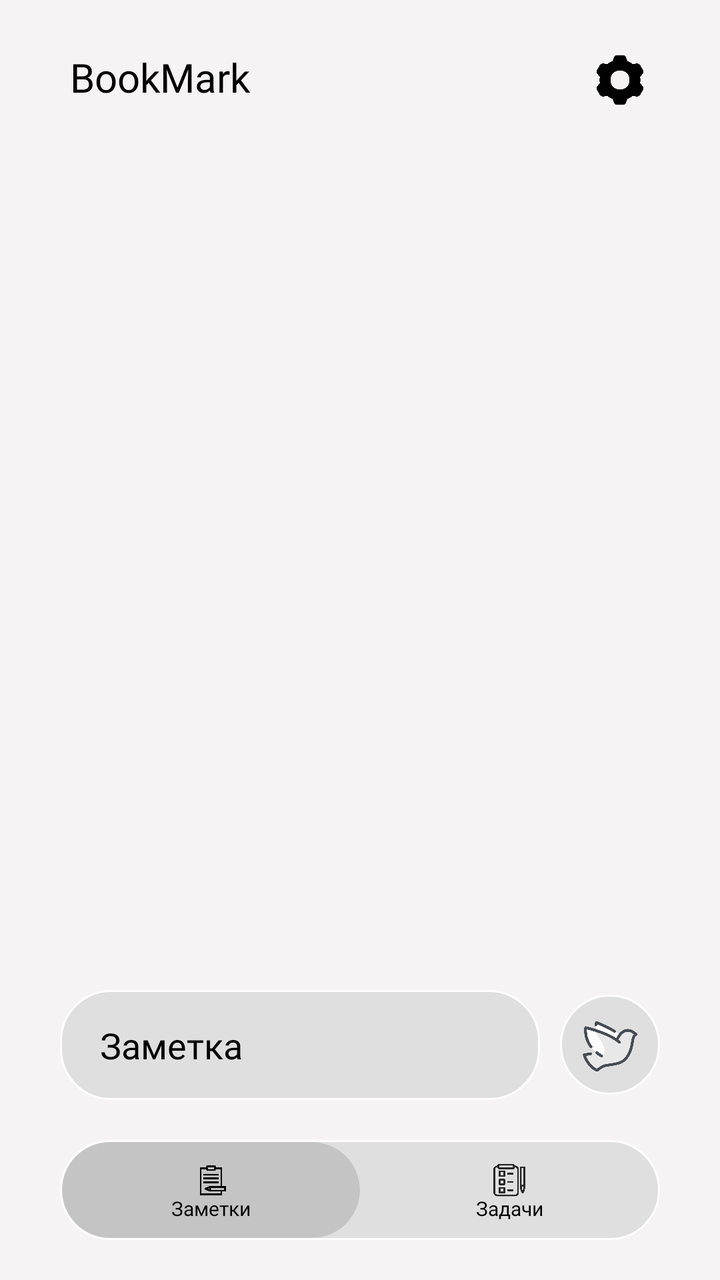
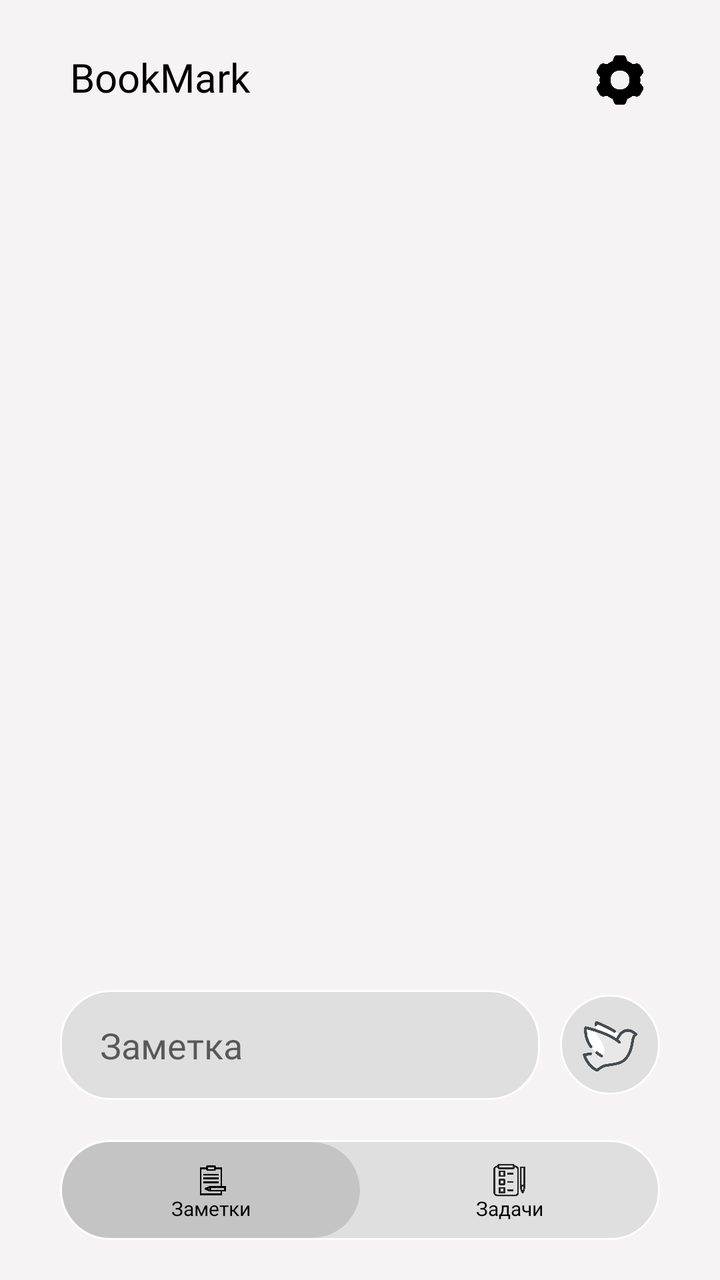

Two renders of the same Android screen: before a commit and after it. Below are the layout's source before the change and the commit's diff.
<!-- AndroidManifest.xml: application theme Theme.BookMark -->
<!-- res/layout/activity_main.xml -->
<?xml version="1.0" encoding="utf-8"?>
<androidx.constraintlayout.widget.ConstraintLayout xmlns:android="http://schemas.android.com/apk/res/android"
    xmlns:app="http://schemas.android.com/apk/res-auto"
    xmlns:tools="http://schemas.android.com/tools"
    android:layout_width="match_parent"
    android:layout_height="match_parent"
    android:background="?attr/background"
    android:fitsSystemWindows="true"
    tools:context=".activity.MainActivity">

    <LinearLayout
        android:id="@+id/headerLayout"
        android:layout_width="match_parent"
        android:layout_height="60dp"
        android:layout_marginTop="10dp"
        android:padding="15dp"
        android:layout_marginHorizontal="20dp"
        app:layout_constraintEnd_toEndOf="parent"
        app:layout_constraintStart_toStartOf="parent"
        app:layout_constraintTop_toTopOf="parent">

        <TextView
            android:layout_width="wrap_content"
            android:layout_height="wrap_content"
            android:layout_weight="1"
            android:fontFamily="@font/samsungone800c"
            android:text="BookMark"
            android:textColor="?attr/appName"
            android:textSize="20dp" />

        <ImageView
            android:id="@+id/btnSettings"
            android:layout_width="30dp"
            android:layout_height="30dp"
            android:src="?attr/btnSettings" />

    </LinearLayout>

    <androidx.fragment.app.FragmentContainerView
        android:id="@+id/fragment_container_view"
        android:layout_width="match_parent"
        android:layout_height="0dp"
        android:layout_marginStart="30dp"
        android:layout_marginEnd="30dp"
        app:layout_constraintTop_toBottomOf="@id/headerLayout"
        app:layout_constraintBottom_toTopOf="@id/footerLayout"
        app:layout_constraintStart_toStartOf="parent"
        app:layout_constraintEnd_toEndOf="parent" />

    <LinearLayout
        android:id="@+id/footerLayout"
        android:layout_width="match_parent"
        android:layout_height="wrap_content"
        android:layout_marginHorizontal="30dp"
        android:gravity="center_vertical"
        android:orientation="horizontal"
        android:layout_marginBottom="20dp"
        app:layout_constraintBottom_toTopOf="@+id/linearLayout3"
        app:layout_constraintEnd_toEndOf="parent"
        app:layout_constraintStart_toStartOf="parent">

        <EditText
            android:id="@+id/etBookMark"
            android:layout_width="0dp"
            android:layout_height="wrap_content"
            android:layout_marginEnd="10dp"
            android:layout_weight="1"
            android:background="?attr/editTextBackground"
            android:fontFamily="@font/samsungone600c"
            android:hint="Заметка"
            android:inputType="textCapSentences|textMultiLine"
            android:maxHeight="90dp"
            android:maxLength="560"
            android:minHeight="55dp"
            android:padding="10dp"
            android:paddingStart="20dp"
            android:textColor="?attr/appName"
            android:textColorHint="?attr/appName" />

        <ImageView
            android:id="@+id/btnSend"
            android:layout_width="50dp"
            android:layout_height="50dp"
            android:background="?attr/editTextBackground"
            android:padding="10dp"
            android:src="@drawable/btn_send" />

    </LinearLayout>

    <LinearLayout
        android:id="@+id/linearLayout3"
        android:layout_width="match_parent"
        android:layout_height="50dp"
        android:layout_marginHorizontal="30dp"
        android:layout_marginBottom="20dp"
        android:background="?attr/editTextBackground"
        android:orientation="horizontal"
        android:paddingVertical="1dp"
        android:paddingHorizontal="1dp"
        app:layout_constraintBottom_toBottomOf="parent"
        app:layout_constraintEnd_toEndOf="parent"
        app:layout_constraintStart_toStartOf="parent">

        <FrameLayout
            android:id="@+id/card_notes"
            android:layout_width="match_parent"
            android:layout_height="match_parent"
            android:layout_weight="1">
            <androidx.cardview.widget.CardView
                android:id="@+id/bg_notes"
                android:layout_width="match_parent"
                android:layout_height="match_parent"
                app:cardBackgroundColor="@color/aluminum"
                app:cardElevation="0dp"
                app:cardMaxElevation="0dp"
                app:cardCornerRadius="200dp" />
            <androidx.constraintlayout.widget.ConstraintLayout
                android:layout_width="match_parent"
                android:layout_height="match_parent">
                <ImageView
                    android:id="@+id/btn_notes"
                    android:layout_width="15dp"
                    android:layout_height="15dp"
                    android:layout_marginBottom="10dp"
                    app:layout_constraintBottom_toBottomOf="parent"
                    app:layout_constraintEnd_toEndOf="parent"
                    app:layout_constraintStart_toStartOf="parent"
                    app:layout_constraintTop_toTopOf="parent"
                    app:srcCompat="?attr/btnNotes" />
                <TextView
                    android:layout_width="wrap_content"
                    android:layout_height="wrap_content"
                    android:fontFamily="@font/samsungone800c"
                    android:text="Заметки"
                    android:textColor="?attr/appName"
                    android:textSize="10dp"
                    android:layout_marginBottom="8dp"
                    app:layout_constraintBottom_toBottomOf="parent"
                    app:layout_constraintEnd_toEndOf="@+id/btn_notes"
                    app:layout_constraintStart_toStartOf="@+id/btn_notes" />
            </androidx.constraintlayout.widget.ConstraintLayout>
        </FrameLayout>

        <FrameLayout
            android:id="@+id/card_tasks"
            android:layout_width="match_parent"
            android:layout_height="match_parent"
            android:layout_weight="1">
            <androidx.cardview.widget.CardView
                android:id="@+id/bg_tasks"
                android:layout_width="match_parent"
                android:layout_height="match_parent"
                app:cardBackgroundColor="@color/aluminum"
                app:cardElevation="0dp"
                app:cardMaxElevation="0dp"
                app:cardCornerRadius="200dp"
                android:alpha="0" />
            <androidx.constraintlayout.widget.ConstraintLayout
                android:layout_width="match_parent"
                android:layout_height="match_parent">
                <ImageView
                    android:id="@+id/btn_tasks"
                    android:layout_width="20dp"
                    android:layout_height="20dp"
                    android:layout_marginBottom="10dp"
                    app:layout_constraintBottom_toBottomOf="parent"
                    app:layout_constraintEnd_toEndOf="parent"
                    app:layout_constraintStart_toStartOf="parent"
                    app:layout_constraintTop_toTopOf="parent"
                    app:srcCompat="?attr/btnTasks" />
                <TextView
                    android:layout_width="wrap_content"
                    android:layout_height="wrap_content"
                    android:fontFamily="@font/samsungone800c"
                    android:text="Задачи"
                    android:textColor="?attr/appName"
                    android:textSize="10dp"
                    android:layout_marginBottom="8dp"
                    app:layout_constraintBottom_toBottomOf="parent"
                    app:layout_constraintEnd_toEndOf="@+id/btn_tasks"
                    app:layout_constraintStart_toStartOf="@+id/btn_tasks" />
            </androidx.constraintlayout.widget.ConstraintLayout>
        </FrameLayout>

    </LinearLayout>
</androidx.constraintlayout.widget.ConstraintLayout>
<!-- resources referenced by this layout -->
<resources>
  <color name="aluminum">#48818181</color>
  <!-- drawable btn_send: png bitmap (drawable, 31306 bytes) -->
  <style name="Theme.BookMark" parent="Theme.Material3.DayNight.NoActionBar">
          <item name="background">@color/background</item>
          <item name="appName">@color/app_name_text</item>
          <item name="editTextBackground">@drawable/bg_edittext</item>
          <item name="btnSettings">@drawable/btn_black_settings</item>
          <item name="btnHome">@drawable/btn_black_home</item>
          <item name="btnTasks">@drawable/btn_black_tasks</item>
          <item name="btnNotes">@drawable/btn_black_notes</item>
  
          <item name="android:windowLightStatusBar">true</item>
      </style>
  <color name="background">#f5f3f4</color>
  <color name="app_name_text">#FF000000</color>
  <!-- drawable bg_edittext (drawable) -->
  <?xml version="1.0" encoding="utf-8"?>
  <shape xmlns:android="http://schemas.android.com/apk/res/android"
  
      android:shape="rectangle">
      <corners android:radius="25dp" />
      <solid android:color="@color/beard" />
      <stroke
          android:width="1dp"
          android:color="@color/white" />
  
  </shape>
  <!-- drawable btn_black_settings: png bitmap (drawable, 9125 bytes) -->
  <!-- drawable btn_black_home: png bitmap (drawable, 9640 bytes) -->
  <!-- drawable btn_black_tasks: png bitmap (drawable, 9278 bytes) -->
  <!-- drawable btn_black_notes: png bitmap (drawable, 3577 bytes) -->
  <color name="beard">#99D3D3D3</color>
  <color name="white">#FFFFFFFF</color>
</resources>

<!-- the commit's change to res/layout/activity_main.xml (unified diff, before → after) -->
@@ -75,7 +75,7 @@
             android:padding="10dp"
             android:paddingStart="20dp"
             android:textColor="?attr/appName"
-            android:textColorHint="?attr/appName" />
+            android:textColorHint="?attr/appNameTransp" />
 
         <ImageView
             android:id="@+id/btnSend"
<!-- resource entries referenced after the edit -->
@@ -5,6 +5,7 @@
   <style name="Theme.BookMark" parent="Theme.Material3.DayNight.NoActionBar">
           <item name="background">@color/background</item>
           <item name="appName">@color/app_name_text</item>
+          <item name="appNameTransp">@color/app_name_text_transp</item>
           <item name="editTextBackground">@drawable/bg_edittext</item>
           <item name="btnSettings">@drawable/btn_black_settings</item>
           <item name="btnHome">@drawable/btn_black_home</item>
@@ -15,6 +16,7 @@
       </style>
   <color name="background">#f5f3f4</color>
   <color name="app_name_text">#FF000000</color>
+  <color name="app_name_text_transp">#9A000000</color>
   <!-- drawable bg_edittext (drawable) -->
   <?xml version="1.0" encoding="utf-8"?>
   <shape xmlns:android="http://schemas.android.com/apk/res/android"
